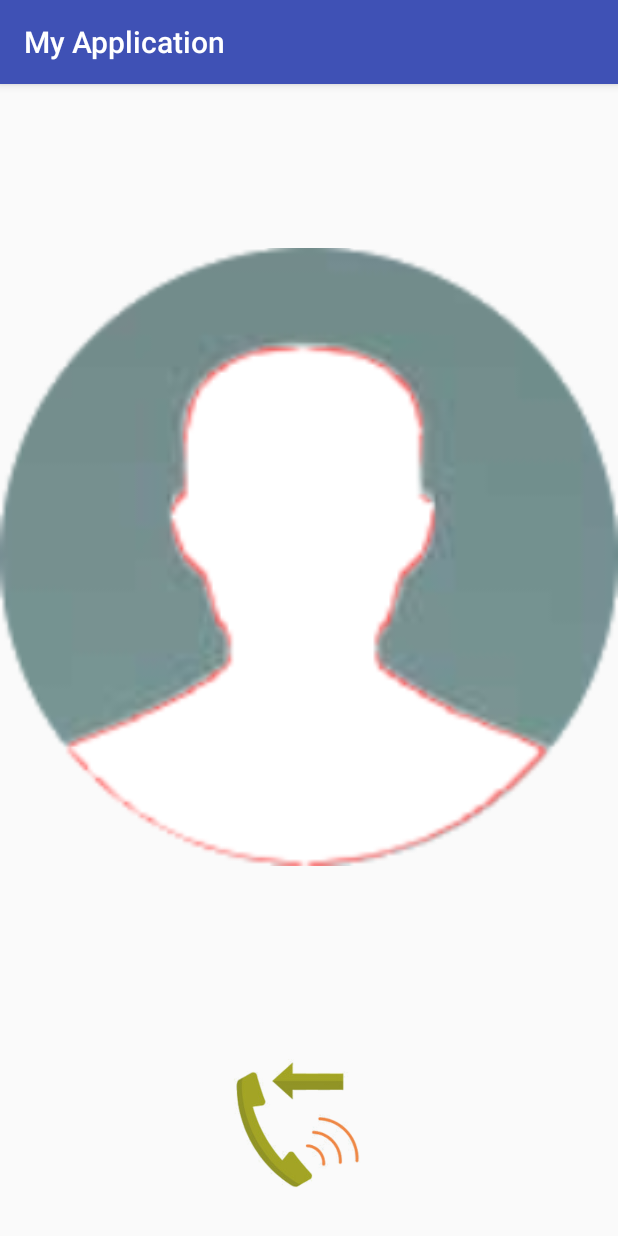
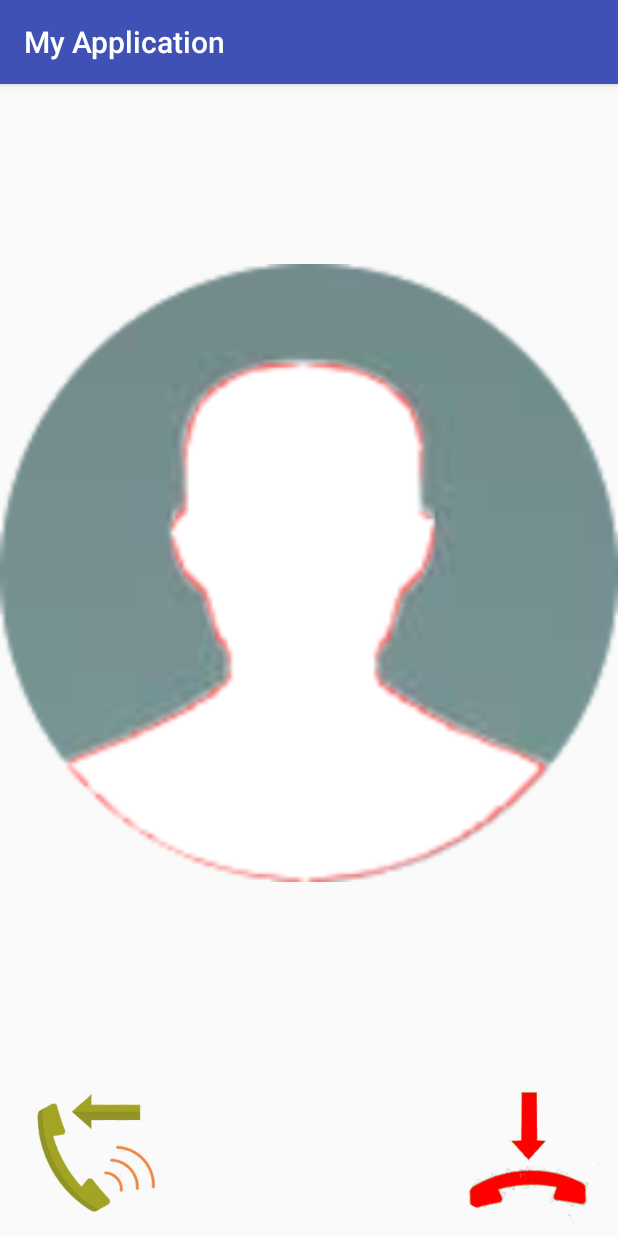
Before and after one commit to NcutStudent/Robot_Project, an Android app: the OnPhoneCallActivity screen opened directly, with no data from a screen before it, on a phone screen of 412 x 824 dp. Run offline under Robolectric (Android 15) with nearby library versions, the phone set to English and light mode, and no system bars; 1 statement that could not run was skipped.

Commit message:
update app

```diff
--- a/AndroidClient/app/src/main/java/com/example/dickman/myapplication/AddContact.java
+++ b/AndroidClient/app/src/main/java/com/example/dickman/myapplication/AddContact.java
@@ -108,7 +108,6 @@ public class AddContact extends AppCompatActivity {
                     }
                 }
                 chooseMethod.cancel();
-
             }
         });
     }
@@ -131,7 +130,6 @@ public class AddContact extends AppCompatActivity {
         DialogInterface.OnClickListener onClickListener = new DialogInterface.OnClickListener() {
             @Override
             public void onClick(DialogInterface dialog, int which) {
-
                 add(NO_OVERRIDE);
             }
         };
@@ -163,9 +161,8 @@ public class AddContact extends AppCompatActivity {
         }
         String imgName = tvInputId.getText().toString() + ".png";
         mypath = new File(directory, imgName);
-        FileOutputStream fos = null;
         try {
-            fos = new FileOutputStream(mypath);
+            FileOutputStream fos = new FileOutputStream(mypath);
             boolean i = bmp.compress(Bitmap.CompressFormat.PNG, 70, fos);
             fos.close();
         } catch (IOException e) {
--- a/AndroidClient/app/src/main/java/com/example/dickman/myapplication/OnPhoneCallActivity.java
+++ b/AndroidClient/app/src/main/java/com/example/dickman/myapplication/OnPhoneCallActivity.java
@@ -4,6 +4,8 @@ import android.content.ComponentName;
 import android.content.Context;
 import android.content.Intent;
 import android.content.ServiceConnection;
+import android.graphics.Bitmap;
+import android.graphics.BitmapFactory;
 import android.media.AudioManager;
 import android.media.MediaPlayer;
 import android.os.Bundle;
@@ -11,8 +13,12 @@ import android.os.IBinder;
 import android.support.v7.app.AppCompatActivity;
 import android.view.View;
 import android.view.WindowManager;
+import android.widget.ImageView;
 
 import com.example.dickman.myapplication.service.PhoneAnswerListener;
+
+import static com.example.dickman.myapplication.Util.TEMP_FILE;
+import static com.example.dickman.myapplication.Util.USER_ICON_PATH;
 
 public class OnPhoneCallActivity extends AppCompatActivity {
     MediaPlayer player;
@@ -43,11 +49,16 @@ public class OnPhoneCallActivity extends AppCompatActivity {
         player = MediaPlayer.create(this, R.raw.out);
         player.setAudioStreamType(AudioManager.STREAM_MUSIC);
 
+        String path = getSharedPreferences(TEMP_FILE, MODE_PRIVATE).getString(USER_ICON_PATH, null);
+        Bitmap bmp = BitmapFactory.decodeFile(path);
+        if(bmp != null) {
+            ((ImageView)findViewById(R.id.icon)).setImageBitmap(bmp);
+        }
+
         player.setLooping(true);
         player.start();
         Intent intent = new Intent(this, PhoneAnswerListener.class);
         bindService(intent, mConnection, Context.BIND_AUTO_CREATE);
-
     }
 
     @Override
--- a/AndroidClient/app/src/main/java/com/example/dickman/myapplication/service/PhoneAnswerListener.java
+++ b/AndroidClient/app/src/main/java/com/example/dickman/myapplication/service/PhoneAnswerListener.java
@@ -70,7 +70,7 @@ public class PhoneAnswerListener extends Service {
         @Override
         public void run() {
 
-            if(tcp_connect == null || !tcp_connect.isConnect()) {
+            if(tcp_connect == null) {
                 try {
                     tcp_connect = new TCP_Connect(serverHost, serverPort, serverUdpPort);
                 } catch (IOException e) {
@@ -135,6 +135,7 @@ public class PhoneAnswerListener extends Service {
                                 intent.setAction(getString(R.string.answer_call));
                                 sendBroadcast(intent);
                             }
+
                         } else if (answerCall) {
                             if(loseConnectionCount > 2) {
                                 hangUpCall = true;
--- a/AndroidClient/app/src/main/res/layout/activity_on_phone_call.xml
+++ b/AndroidClient/app/src/main/res/layout/activity_on_phone_call.xml
@@ -8,14 +8,25 @@
 
     <Button
         android:id="@+id/answerCall"
-        android:layout_width="104dp"
-        android:layout_height="106dp"
-        android:layout_marginBottom="24dp"
-        android:layout_marginStart="140dp"
+        android:layout_width="100dp"
+        android:layout_height="100dp"
+        android:layout_marginBottom="8dp"
+        android:layout_marginStart="8dp"
         android:background="@mipmap/incoming_call"
         android:onClick="answerCall"
         app:layout_constraintBottom_toBottomOf="parent"
         app:layout_constraintStart_toStartOf="parent" />
+
+    <Button
+        android:id="@+id/hangUpCall"
+        android:layout_width="100dp"
+        android:layout_height="100dp"
+        android:layout_marginBottom="8dp"
+        android:layout_marginEnd="8dp"
+        android:background="@mipmap/close_call"
+        android:onClick="hangUp"
+        app:layout_constraintBottom_toBottomOf="parent"
+        app:layout_constraintEnd_toEndOf="parent" />
 
     <ImageView
         android:id="@+id/icon"
--- a/AndroidClient/app/src/main/res/values/strings.xml
+++ b/AndroidClient/app/src/main/res/values/strings.xml
@@ -24,7 +24,7 @@
     <string name="miss_connection"> com.intent.action.custom.MISS_CONNECTION</string>
     <string name="service_closing"> com.intent.action.custom.SERVICE_CLOSING</string>
     <string name="hang_up"> com.intent.action.custom.HANG_UP</string>
-    <string name="title_activity_select_contact">選擇聯絡人</string>
+    <string name="title_activity_select_contact">C-Robot</string>
     <string name="title_activity_add_contact">加入聯絡人</string>
     <string name="section_format">Hello World from section: %1$d</string>
 </resources>
```
Also changed, not shown: AndroidClient/app/src/main/java/com/example/dickman/myapplication/MainActivity.java (+62 -10 lines), AndroidClient/app/src/main/java/com/example/dickman/myapplication/SelectContact.java (+23 -55 lines), AndroidClient/app/src/main/java/com/example/dickman/myapplication/Util.java (+5 -2 lines), AndroidClient/app/src/main/java/com/example/dickman/myapplication/network/TCP_Connect.java (+8 -9 lines), AndroidClient/app/src/main/res/layout/activity_main.xml (+9 -7 lines).
